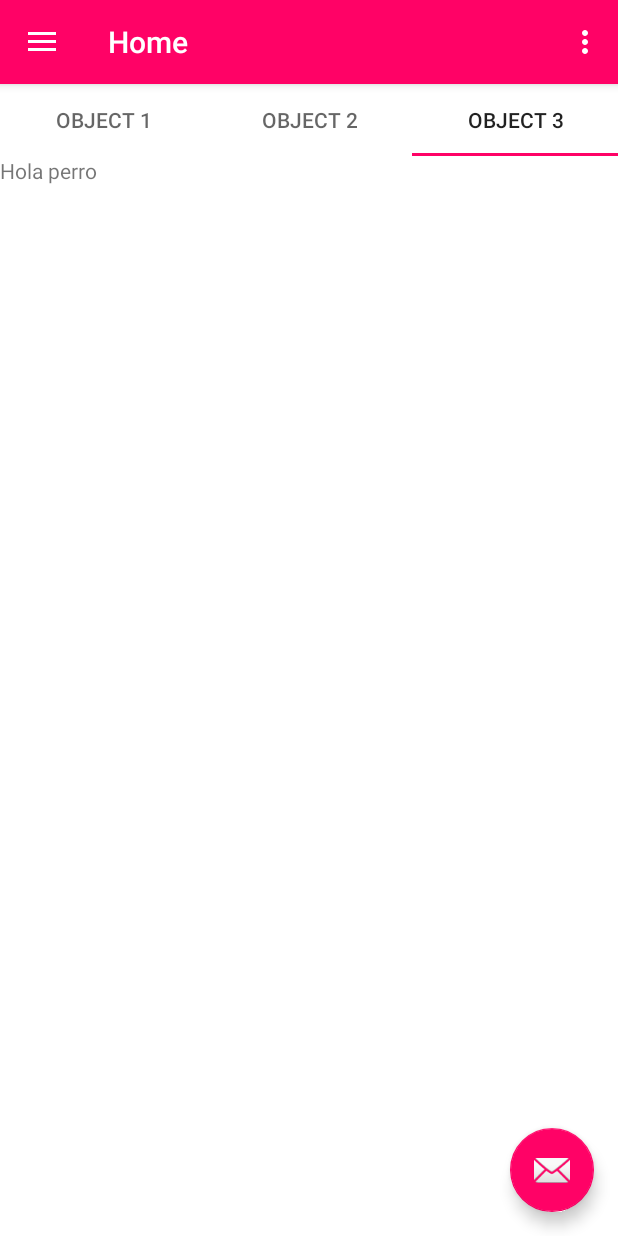
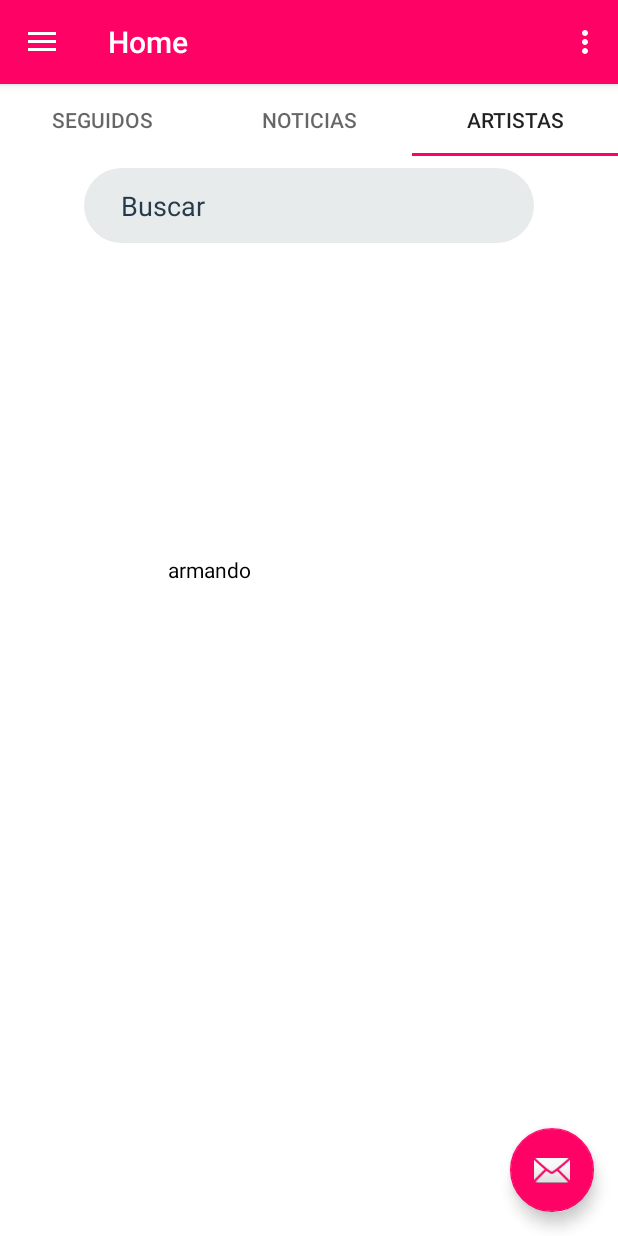
Before and after one commit to sergioskz97/TodoMusica, an Android app: the screen it shows after launch (MainActivity), tab 3 chosen, on a phone screen of 412 x 824 dp. Run offline under Robolectric (Android 15) with nearby library versions, the phone set to English and light mode, and no system bars; our stand-ins replace Volley, navigation-ui; Roboto replaces fonts that are not available here.

Commit message:
Search filter pahse 1

```diff
--- a/app/src/main/java/com/example/todomusica/Class/CollectionPagerAdapter.java
+++ b/app/src/main/java/com/example/todomusica/Class/CollectionPagerAdapter.java
@@ -8,6 +8,7 @@ import androidx.fragment.app.FragmentManager;
 import androidx.fragment.app.FragmentStatePagerAdapter;
 
 import com.example.todomusica.DemoFragment;
+import com.example.todomusica.SearchFragment;
 
 public class CollectionPagerAdapter extends FragmentStatePagerAdapter {
     public CollectionPagerAdapter(@NonNull FragmentManager fm) {
@@ -17,9 +18,25 @@ public class CollectionPagerAdapter extends FragmentStatePagerAdapter {
     @Override
     public Fragment getItem(int position) {
         Fragment fragment = new DemoFragment();
-        Bundle args = new Bundle();
-        args.putInt(DemoFragment.ARG_OBJECT, position + 1);
-        fragment.setArguments(args);
+
+        if (position == 0){
+            fragment = new DemoFragment();
+            Bundle args = new Bundle();
+            args.putInt(DemoFragment.ARG_OBJECT, position + 1);
+            fragment.setArguments(args);
+        }
+        else if (position == 1){
+            fragment = new DemoFragment();
+            Bundle args = new Bundle();
+            args.putInt(DemoFragment.ARG_OBJECT, position + 1);
+            fragment.setArguments(args);
+        }
+        else if (position == 2){
+            fragment = new SearchFragment();
+            Bundle args = new Bundle();
+            fragment.setArguments(args);
+        }
+
         return fragment;
     }
 
@@ -30,6 +47,18 @@ public class CollectionPagerAdapter extends FragmentStatePagerAdapter {
 
     @Override
     public CharSequence getPageTitle(int position) {
-        return "OBJECT " + (position + 1);
+        String response = "";
+
+        if (position == 0){
+            response = "Seguidos";
+        }
+        else if (position == 1){
+            response = "Noticias";
+        }
+        else if (position == 2){
+            response = "Artistas";
+        }
+
+        return  response;
     }
 }
--- a/app/src/main/java/com/example/todomusica/ui/home/HomeFragment.java
+++ b/app/src/main/java/com/example/todomusica/ui/home/HomeFragment.java
@@ -14,12 +14,16 @@ import androidx.annotation.Nullable;
 import androidx.appcompat.app.AlertDialog;
 import androidx.fragment.app.Fragment;
 import androidx.navigation.Navigation;
+import androidx.recyclerview.widget.LinearLayoutManager;
+import androidx.recyclerview.widget.RecyclerView;
 import androidx.viewpager.widget.ViewPager;
 
 
 import com.android.volley.RequestQueue;
 import com.android.volley.Response;
 import com.android.volley.toolbox.Volley;
+import com.example.todomusica.Class.ArtistAdapter;
+import com.example.todomusica.Class.ArtistItem;
 import com.example.todomusica.Class.CollectionPagerAdapter;
 import com.example.todomusica.R;
 import com.example.todomusica.ui.TestRequest;
@@ -36,6 +40,7 @@ import java.net.HttpURLConnection;
 import java.net.MalformedURLException;
 import java.net.URI;
 import java.net.URL;
+import java.util.List;
 
 public class HomeFragment extends Fragment {
 
--- /dev/null
+++ b/app/src/main/res/layout/fragment_search.xml
@@ -0,0 +1,33 @@
+<?xml version="1.0" encoding="utf-8"?>
+<LinearLayout xmlns:android="http://schemas.android.com/apk/res/android"
+    xmlns:tools="http://schemas.android.com/tools"
+    android:layout_width="match_parent"
+    android:layout_height="match_parent"
+    android:background="#FFFFFF"
+    android:orientation="vertical"
+    android:paddingLeft="24dp"
+    android:paddingRight="24dp"
+    tools:context=".SearchFragment">
+
+    <EditText
+        android:id="@+id/searchBar"
+        android:layout_width="300dp"
+        android:layout_height="50dp"
+        android:layout_marginTop="8dp"
+        android:layout_marginBottom="8dp"
+        android:ems="10"
+        android:hint="Buscar"
+        android:layout_gravity="center"
+        android:textColorHint="@color/gray"
+        android:background="@drawable/custom_inputfields"
+        android:inputType="textPersonName" />
+
+    <androidx.recyclerview.widget.RecyclerView
+        android:id="@+id/rvList"
+        android:layout_width="match_parent"
+        android:layout_height="wrap_content"
+        android:layout_marginTop="8dp"
+        android:layout_marginEnd="8dp"
+        android:layout_marginRight="8dp"/>
+
+</LinearLayout>
--- /dev/null
+++ b/app/src/main/res/layout/item_artist.xml
@@ -0,0 +1,41 @@
+<?xml version="1.0" encoding="utf-8"?>
+<androidx.constraintlayout.widget.ConstraintLayout xmlns:android="http://schemas.android.com/apk/res/android"
+    xmlns:tools="http://schemas.android.com/tools"
+    android:layout_width="match_parent"
+    android:layout_height="match_parent"
+    xmlns:app="http://schemas.android.com/apk/res-auto"
+    android:background="#FFFFFF"
+    android:orientation="vertical"
+    android:paddingLeft="24dp"
+    android:paddingRight="24dp">
+
+    <RelativeLayout
+        android:paddingBottom="16dp"
+        android:id="@+id/cardContainer"
+        android:layout_width="0dp"
+        android:layout_height="wrap_content"
+        android:layout_marginStart="24dp"
+        android:layout_marginLeft="24dp"
+        app:layout_constraintBottom_toBottomOf="parent"
+        app:layout_constraintEnd_toEndOf="parent"
+        app:layout_constraintStart_toStartOf="parent">
+
+        <TextView
+            android:id="@+id/cardArtistName"
+            android:layout_width="wrap_content"
+            android:layout_height="50dp"
+            android:layout_alignParentStart="true"
+            android:layout_alignParentLeft="true"
+            android:layout_alignParentTop="true"
+            android:layout_marginStart="40dp"
+            android:layout_marginLeft="40dp"
+            android:layout_marginTop="20dp"
+            android:textColor="#000">
+
+        </TextView>
+
+    </RelativeLayout>
+
+
+
+</androidx.constraintlayout.widget.ConstraintLayout>
```
Also changed, not shown: app/src/main/java/com/example/todomusica/Class/ArtistAdapter.java (added, +148 -0 lines), app/src/main/java/com/example/todomusica/Class/ArtistItem.java (added, +19 -0 lines), app/src/main/java/com/example/todomusica/SearchFragment.java (added, +65 -0 lines).
